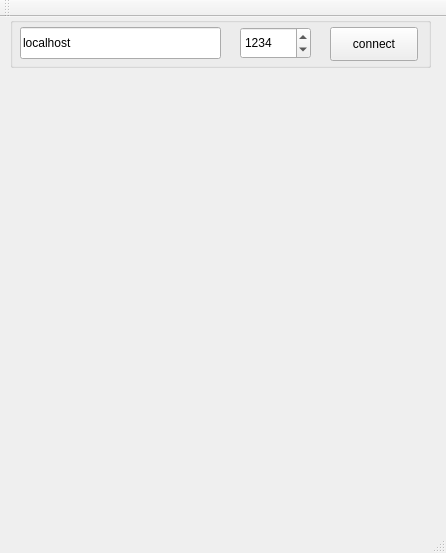
First picture: the form in Hangman/hangman.ui, repository dolatapatryk/Hangman, before the edit.
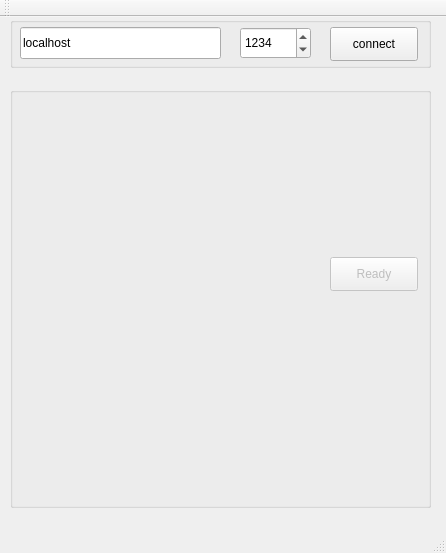
Second picture: the form after the edit.

```diff
--- a/Hangman/hangman.ui
+++ b/Hangman/hangman.ui
@@ -72,6 +72,35 @@
      </property>
     </widget>
    </widget>
+   <widget class="QGroupBox" name="hangmanGroup">
+    <property name="enabled">
+     <bool>false</bool>
+    </property>
+    <property name="geometry">
+     <rect>
+      <x>10</x>
+      <y>70</y>
+      <width>421</width>
+      <height>421</height>
+     </rect>
+    </property>
+    <property name="title">
+     <string/>
+    </property>
+    <widget class="QPushButton" name="readyButton">
+     <property name="geometry">
+      <rect>
+       <x>320</x>
+       <y>170</y>
+       <width>88</width>
+       <height>34</height>
+      </rect>
+     </property>
+     <property name="text">
+      <string>Ready</string>
+     </property>
+    </widget>
+   </widget>
   </widget>
   <widget class="QMenuBar" name="menuBar">
    <property name="geometry">
```
